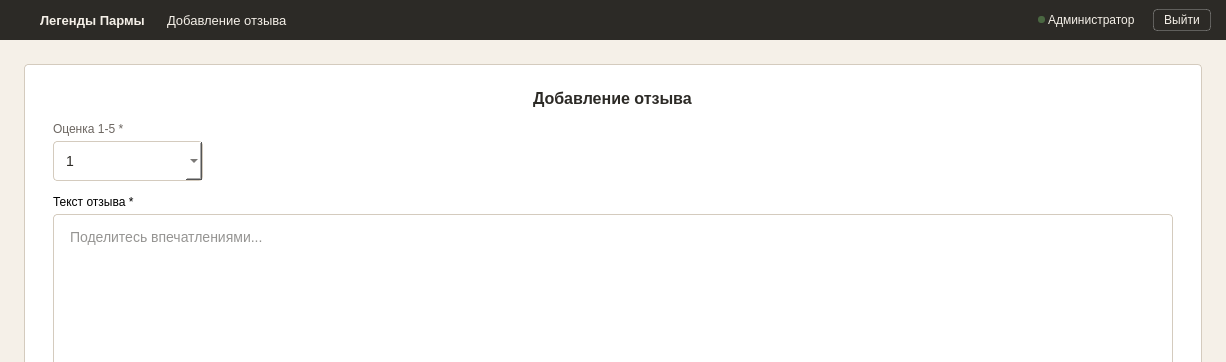
nikolas-po/legends_parma, file ui/windows/add_review_window.ui: the form before one commit; both pictures show x 0 to 1226 and y 0 to 362 of the 1226 by 646 pixel window.
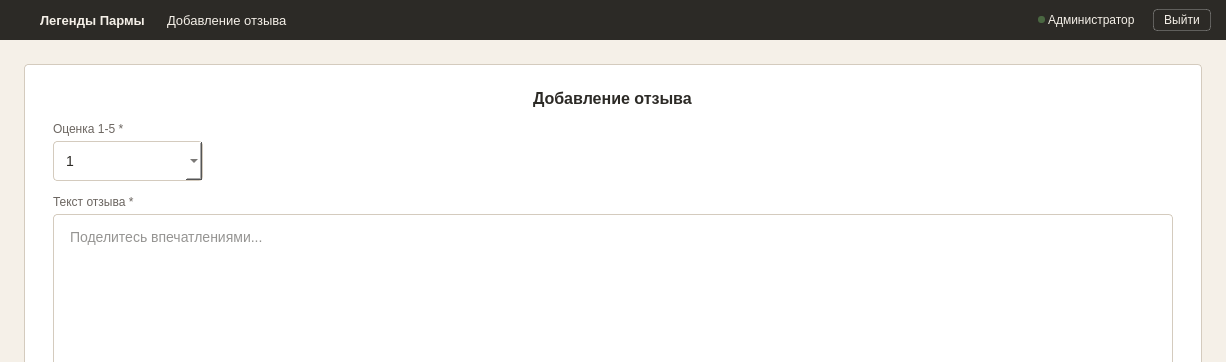
The form after the commit. Icons and pictures are not drawn.

The edit to the form file:
```diff
--- a/ui/windows/add_review_window.ui
+++ b/ui/windows/add_review_window.ui
@@ -24,7 +24,7 @@
 
 #modalFrame { background-color: #FFFFFF; border: 1px solid #D4CBBE; border-radius: 4px; }
 #lbl_modal_title { font-size: 16px; font-weight: 600; color: #2C2A26; }
-#lbl_field { font-size: 12px; color: #6B6560; }
+#lbl_rating_field, #lbl_review_field { font-size: 12px; color: #6B6560; }
 
 QLineEdit, QTextEdit, QComboBox {
     padding: 10px 12px; font-size: 14px; border-radius: 4px; border: 1px solid #D4CBBE; background-color: #FFFFFF; color: #2C2A26;
@@ -148,7 +148,7 @@
          <item>
           <layout class="QVBoxLayout" name="ratingLayout">
            <property name="spacing"><number>5</number></property>
-           <item><widget class="QLabel" name="lbl_field"><property name="text"><string>Оценка 1-5 *</string></property></widget></item>
+           <item><widget class="QLabel" name="lbl_rating_field"><property name="text"><string>Оценка 1-5 *</string></property></widget></item>
            <item>
             <widget class="QComboBox" name="input_rating">
              <property name="maximumSize"><size><width>150</width><height>16777215</height></size></property>
@@ -164,7 +164,7 @@
          <item>
           <layout class="QVBoxLayout" name="reviewTextLayout">
            <property name="spacing"><number>5</number></property>
-           <item><widget class="QLabel" name="lbl_field"><property name="text"><string>Текст отзыва *</string></property></widget></item>
+           <item><widget class="QLabel" name="lbl_review_field"><property name="text"><string>Текст отзыва *</string></property></widget></item>
            <item>
             <widget class="QTextEdit" name="input_review">
              <property name="minimumSize"><size><width>0</width><height>120</height></size></property>
```
